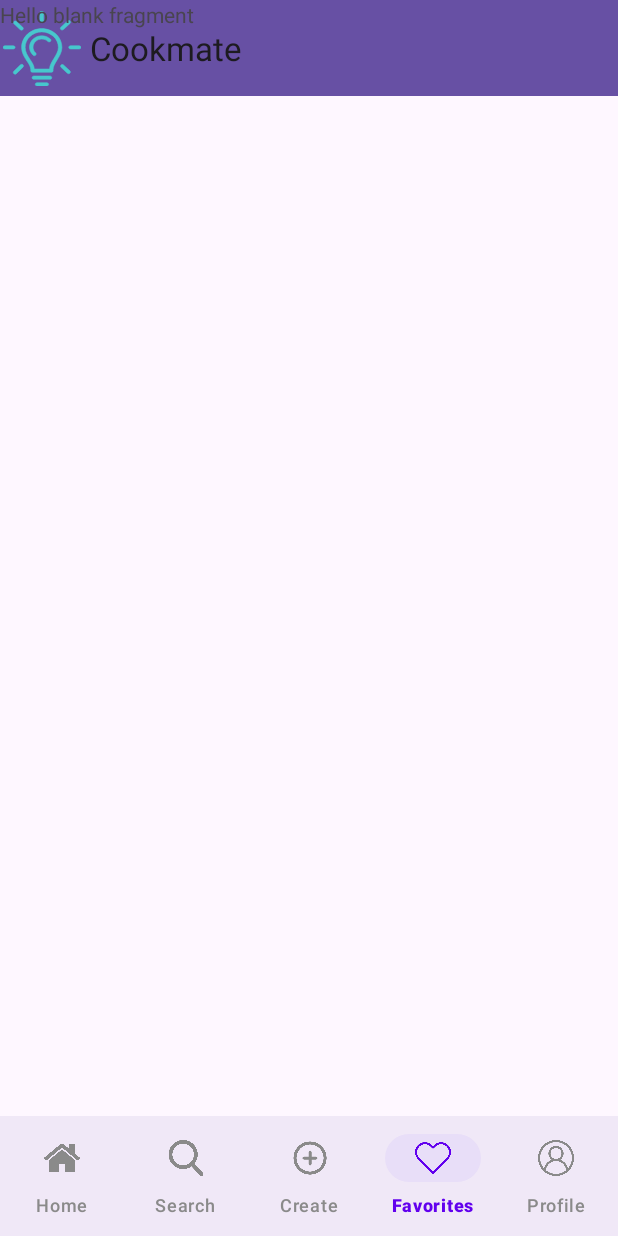
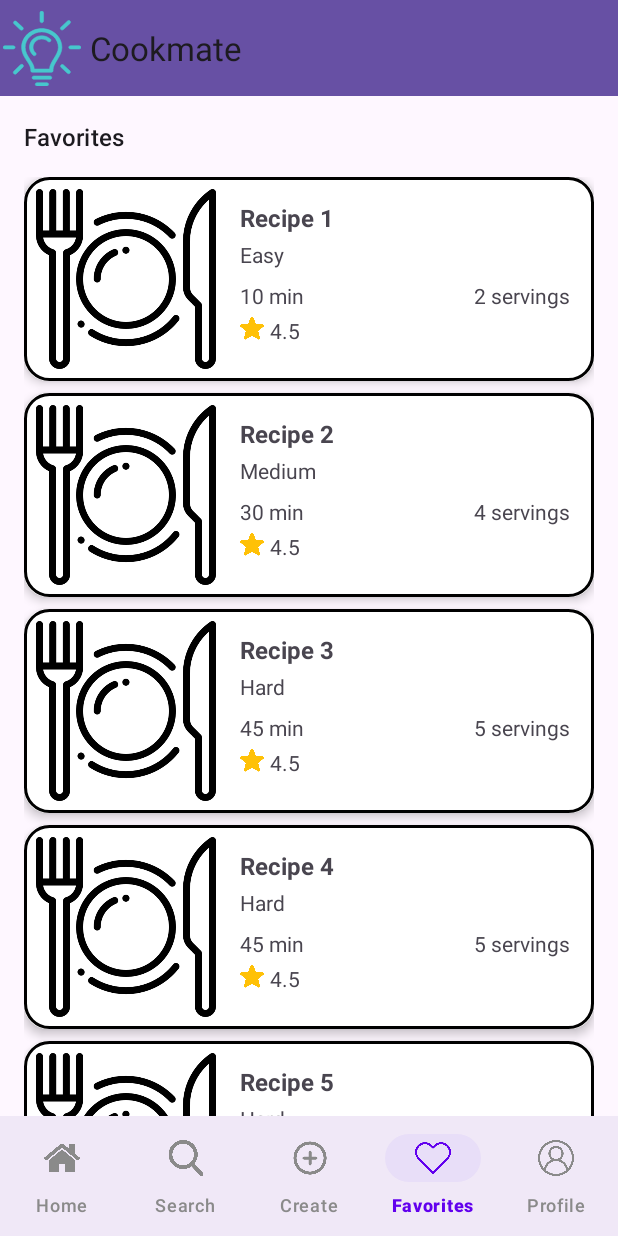
Before and after one commit to OneSeven-Co/cookmate-app, an Android app: the FavoriteFragment screen opened through its navigation route, on a phone screen of 412 x 824 dp. Run offline under Robolectric (Android 15) with nearby library versions, the phone set to English and light mode, and no system bars; our stand-ins replace navigation-ui.

Commit message:
add favorites

```diff
--- a/app/src/main/java/com/example/cookmate/ui/favorite/FavoriteFragment.kt
+++ b/app/src/main/java/com/example/cookmate/ui/favorite/FavoriteFragment.kt
@@ -1,60 +1,81 @@
 package com.example.cookmate.ui.favorite
 
+import android.content.Intent
 import android.os.Bundle
 import androidx.fragment.app.Fragment
 import android.view.LayoutInflater
 import android.view.View
 import android.view.ViewGroup
+import androidx.recyclerview.widget.LinearLayoutManager
 import com.example.cookmate.R
+import com.example.cookmate.databinding.FragmentFavoriteBinding
+import com.example.cookmate.data.model.Recipe
+import com.example.cookmate.ui.adapter.RecipeAdapter
+import com.example.cookmate.ui.details.RecipeDetailsActivity
 
-// TODO: Rename parameter arguments, choose names that match
-// the fragment initialization parameters, e.g. ARG_ITEM_NUMBER
-private const val ARG_PARAM1 = "param1"
-private const val ARG_PARAM2 = "param2"
+class FavoriteFragment : Fragment() {
 
-/**
- * A simple [Fragment] subclass.
- * Use the [FavoriteFragment.newInstance] factory method to
- * create an instance of this fragment.
- */
-class FavoriteFragment : Fragment() {
-    // TODO: Rename and change types of parameters
-    private var param1: String? = null
-    private var param2: String? = null
+    private var _binding: FragmentFavoriteBinding? = null
+    private val binding get() = _binding!!
 
-    override fun onCreate(savedInstanceState: Bundle?) {
-        super.onCreate(savedInstanceState)
-        arguments?.let {
-            param1 = it.getString(ARG_PARAM1)
-            param2 = it.getString(ARG_PARAM2)
+    // Lazy initialize the adapter to avoid unnecessary object creation
+    private val recipeAdapter by lazy {
+        RecipeAdapter { recipe ->
+            navigateToRecipeDetails(recipe)
         }
     }
 
     override fun onCreateView(
         inflater: LayoutInflater, container: ViewGroup?,
         savedInstanceState: Bundle?
-    ): View? {
-        // Inflate the layout for this fragment
-        return inflater.inflate(R.layout.fragment_favorite, container, false)
+    ): View {
+        _binding = FragmentFavoriteBinding.inflate(inflater, container, false)
+        return binding.root
     }
 
-    companion object {
-        /**
-         * Use this factory method to create a new instance of
-         * this fragment using the provided parameters.
-         *
-         * @param param1 Parameter 1.
-         * @param param2 Parameter 2.
-         * @return A new instance of fragment FavoriteFragment.
-         */
-        // TODO: Rename and change types and number of parameters
-        @JvmStatic
-        fun newInstance(param1: String, param2: String) =
-            FavoriteFragment().apply {
-                arguments = Bundle().apply {
-                    putString(ARG_PARAM1, param1)
-                    putString(ARG_PARAM2, param2)
-                }
-            }
+    override fun onViewCreated(view: View, savedInstanceState: Bundle?) {
+        super.onViewCreated(view, savedInstanceState)
+        setupRecyclerView()
+        loadSampleData()
+    }
+
+    private fun setupRecyclerView() {
+        binding.favoritesRecyclerView.apply {
+            layoutManager = LinearLayoutManager(context)
+            adapter = recipeAdapter
+        }
+    }
+
+    private fun loadSampleData() {
+        val sampleRecipes = listOf(
+            Recipe("Recipe 1", R.drawable.ic_recipe_placeholder, "breakfast", "Easy", "10 min", "2 servings", 4.5f),
+            Recipe("Recipe 2", R.drawable.ic_recipe_placeholder, "lunch", "Medium", "30 min", "4 servings", 4.5f),
+            Recipe("Recipe 3", R.drawable.ic_recipe_placeholder, "dinner", "Hard", "45 min", "5 servings", 4.5f),
+            Recipe("Recipe 4", R.drawable.ic_recipe_placeholder, "breakfast", "Hard", "45 min", "5 servings", 4.5f),
+            Recipe("Recipe 5", R.drawable.ic_recipe_placeholder, "lunch", "Hard", "45 min", "5 servings", 4.5f),
+            Recipe("Recipe 6", R.drawable.ic_recipe_placeholder, "dinner", "Hard", "45 min", "5 servings", 4.5f)
+        )
+        recipeAdapter.submitList(sampleRecipes)
+    }
+
+    /**
+     * Navigates to the recipe details screen
+     * TODO: use Navigation component
+     */
+    private fun navigateToRecipeDetails(recipe: Recipe) {
+        val intent = Intent(requireContext(), RecipeDetailsActivity::class.java).apply {
+            putExtra("recipe_name", recipe.name)
+            putExtra("recipe_image", recipe.imageRes)
+            putExtra("recipe_difficulty", recipe.difficulty)
+            putExtra("recipe_time", recipe.time)
+            putExtra("recipe_servings", recipe.servings)
+            putExtra("recipe_rating", recipe.rating)
+        }
+        startActivity(intent)
+    }
+
+    override fun onDestroyView() {
+        super.onDestroyView()
+        _binding = null
     }
 }
--- a/app/src/main/res/layout/fragment_favorite.xml
+++ b/app/src/main/res/layout/fragment_favorite.xml
@@ -1,14 +1,36 @@
 <?xml version="1.0" encoding="utf-8"?>
-<FrameLayout xmlns:android="http://schemas.android.com/apk/res/android"
+<androidx.constraintlayout.widget.ConstraintLayout xmlns:android="http://schemas.android.com/apk/res/android"
     xmlns:tools="http://schemas.android.com/tools"
+    xmlns:app="http://schemas.android.com/apk/res-auto"
     android:layout_width="match_parent"
     android:layout_height="match_parent"
-    tools:context=".ui.favorite.FavoriteFragment">
+    tools:context=".ui.favorite.FavoriteFragment"
+    android:padding="16dp"
+    android:layout_marginTop="?attr/actionBarSize">
 
-    <!-- TODO: Update blank fragment layout -->
-    <TextView
+    <!-- Favorites Label -->
+    <com.google.android.material.textview.MaterialTextView
+        android:id="@+id/favoritesLabel"
+        style="@style/TextAppearance.Material3.TitleMedium"
+        android:layout_width="wrap_content"
+        android:layout_height="wrap_content"
+        android:text="Favorites"
+        app:layout_constraintTop_toTopOf="parent"
+        app:layout_constraintStart_toStartOf="parent"
+        android:layout_marginBottom="16dp" />
+
+    <!-- RecyclerView for Favorites Recipes -->
+    <androidx.recyclerview.widget.RecyclerView
+        android:id="@+id/favoritesRecyclerView"
         android:layout_width="match_parent"
-        android:layout_height="match_parent"
-        android:text="@string/hello_blank_fragment" />
+        android:layout_height="0dp"
+        android:layout_marginTop="16dp"
+        app:layout_constraintTop_toBottomOf="@id/favoritesLabel"
+        app:layout_constraintBottom_toBottomOf="parent"
+        app:layout_constraintStart_toStartOf="parent"
+        app:layout_constraintEnd_toEndOf="parent"
+        android:clipToPadding="false"
+        android:paddingBottom="80dp"
+        tools:listitem="@layout/item_recipe" />
 
-</FrameLayout>
+</androidx.constraintlayout.widget.ConstraintLayout>
```
